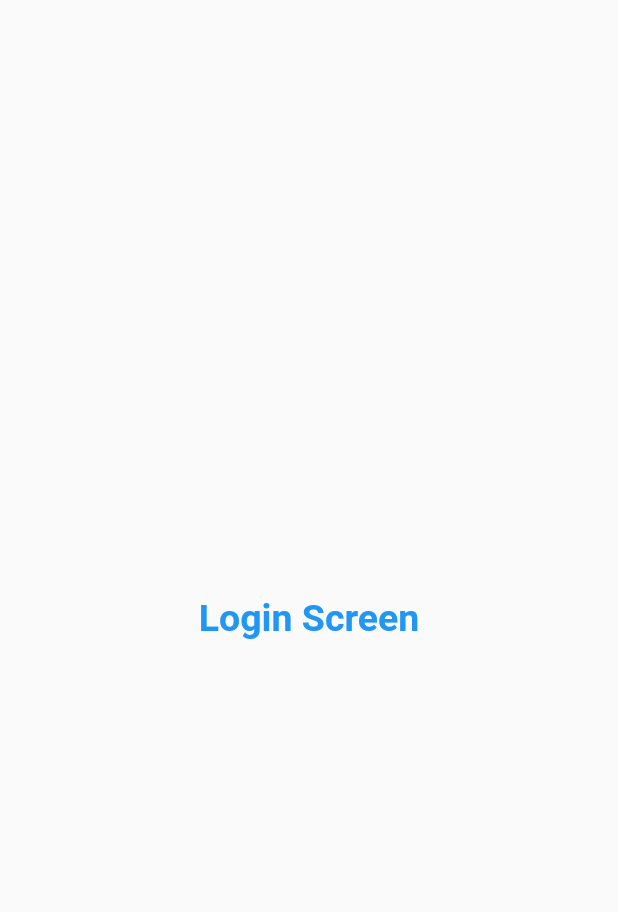
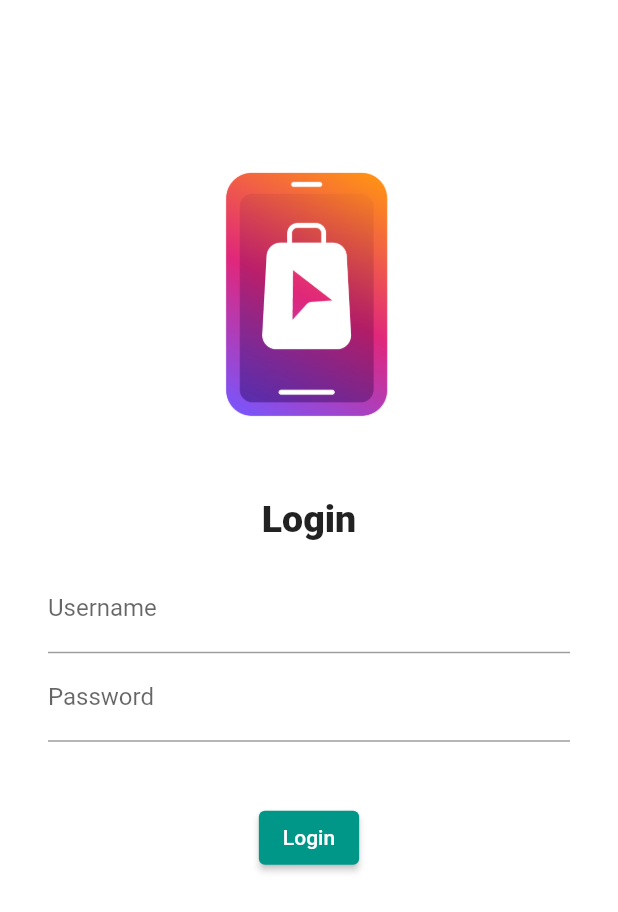
Before and after one commit to AzwarMehmood/catalogue-app, a Flutter app: the screen it shows after launch, on a phone screen of 412 x 824 dp. Shown: the top 912 px of the screen. Run offline on Flutter 3.47's test engine with Material 2 defaults, Android fonts, the phone set to English and light mode, and no system bars; our stand-ins replace google_fonts.

Commit message:
Day 3 Completed

```diff
--- a/lib/main.dart
+++ b/lib/main.dart
@@ -1,5 +1,6 @@
 import 'package:catalogue_app/screens/home_screen.dart';
 import 'package:catalogue_app/screens/login_screen.dart';
+import 'package:google_fonts/google_fonts.dart';
 import 'package:flutter/material.dart';
 
 void main() {
@@ -10,8 +11,12 @@ class MyApp extends StatelessWidget {
   @override
   Widget build(BuildContext context) {
     return MaterialApp(
+      debugShowCheckedModeBanner: false,
       themeMode: ThemeMode.light,
-      theme: ThemeData(primarySwatch: Colors.teal),
+      theme: ThemeData(
+        primarySwatch: Colors.teal,
+        // fontFamily: GoogleFonts.lato().fontFamily,
+      ),
       darkTheme: ThemeData(brightness: Brightness.dark),
       initialRoute: "/login",
       routes: {
--- a/lib/screens/login_screen.dart
+++ b/lib/screens/login_screen.dart
@@ -6,15 +6,56 @@ class LoginScreen extends StatelessWidget {
   @override
   Widget build(BuildContext context) {
     return Material(
-      child: Center(
-        child: Text(
-          "Login Screen",
-          style: TextStyle(
-            color: Colors.blue,
-            fontSize: 25,
-            fontWeight: FontWeight.bold,
+      color: Colors.white,
+      child: Column(
+        children: [
+          Padding(
+            padding: EdgeInsets.fromLTRB(0, 100, 0, 0),
+            child: Image.asset(
+              "assets/images/logoimage.png",
+              fit: BoxFit.fill,
+              width: 130,
+            ),
           ),
-        ),
+          SizedBox(
+            height: 40,
+          ),
+          Text(
+            "Login",
+            style: TextStyle(
+              fontSize: 25,
+              fontWeight: FontWeight.w900,
+            ),
+          ),
+          Padding(
+            padding: const EdgeInsets.symmetric(vertical: 16, horizontal: 32),
+            child: Column(
+              children: [
+                TextFormField(
+                  decoration: InputDecoration(
+                    hintText: "Enter Username",
+                    labelText: "Username",
+                  ),
+                ),
+                TextFormField(
+                  obscureText: true,
+                  decoration: InputDecoration(
+                    hintText: "Enter Password",
+                    labelText: "Password",
+                  ),
+                ),
+                SizedBox(
+                  height: 40,
+                ),
+                ElevatedButton(
+                    onPressed: () {
+                      print("Button Pressed");
+                    },
+                    child: Text("Login"))
+              ],
+            ),
+          )
+        ],
       ),
     );
   }
--- a/pubspec.yaml
+++ b/pubspec.yaml
@@ -30,6 +30,7 @@ environment:
 dependencies:
   flutter:
     sdk: flutter
+  google_fonts: ^4.0.4
 
 
   # The following adds the Cupertino Icons font to your application.
@@ -59,9 +60,10 @@ flutter:
   uses-material-design: true
 
   # To add assets to your application, add an assets section, like this:
-  # assets:
-  #   - images/a_dot_burr.jpeg
+  assets:
+    - assets/images/
   #   - images/a_dot_ham.jpeg
+  #   - assets/images/logoimage.png
 
   # An image asset can refer to one or more resolution-specific "variants", see
   # https://flutter.dev/assets-and-images/#resolution-aware
```
Also changed, not shown: assets/images/logoimage.png (added), pubspec.lock, 1 other file.
